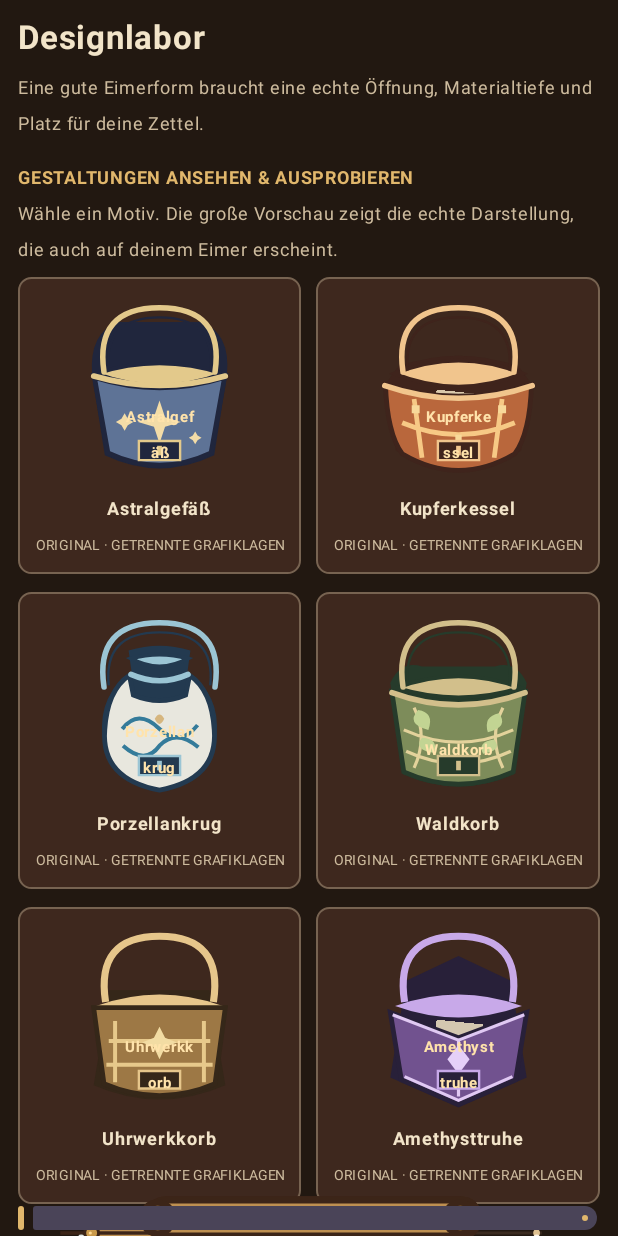
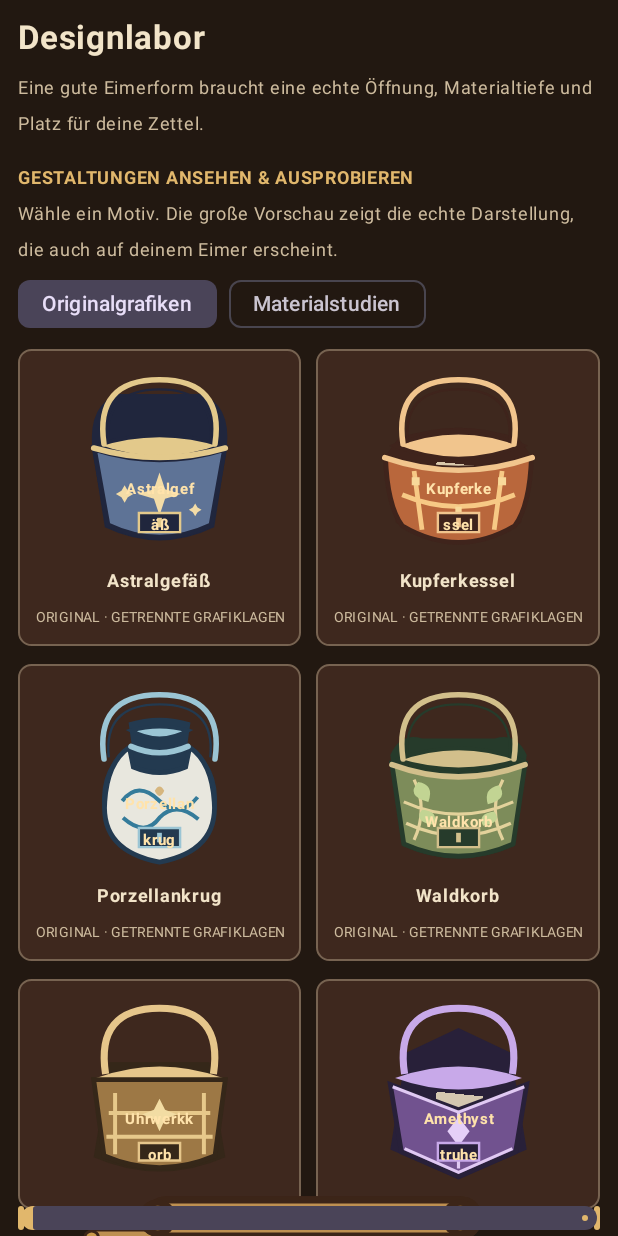
Before and after one commit to shayohekmat-wq/Zimt-Lab-2, an Android app built with Jetpack Compose: the composable DesignLab called with empty values, on a phone screen of 412 x 824 dp. Run offline under Robolectric (Android 15) with nearby library versions, the phone set to English and light mode, and no system bars.

Commit message:
Add filtered original-art gallery and interactive live paper-motion preview

```diff
--- a/app/src/main/java/de/zimt/eimerliste/ui/DesignLab.kt
+++ b/app/src/main/java/de/zimt/eimerliste/ui/DesignLab.kt
@@ -311,11 +311,37 @@ fun DesignLab(
             Triple(BucketArtworkCatalog.studyId(LayeredMaterialStudy.ZINC), "Zink", "TECHNISCHE MATERIALSTUDIE"),
             Triple(BucketArtworkCatalog.studyId(LayeredMaterialStudy.ENAMEL), "Emaille", "TECHNISCHE MATERIALSTUDIE")
         )
+        var galleryPaper by remember { mutableFloatStateOf(1f) }
+        var galleryPlaying by remember { mutableStateOf(false) }
+        var showStudies by remember { mutableStateOf(false) }
+        LaunchedEffect(galleryPlaying) {
+            if (galleryPlaying) {
+                for (frame in 0..30) {
+                    galleryPaper = frame / 30f
+                    kotlinx.coroutines.delay(20L)
+                }
+                for (frame in 30 downTo 0) {
+                    galleryPaper = frame / 30f
+                    kotlinx.coroutines.delay(20L)
+                }
+                galleryPaper = 1f
+                galleryPlaying = false
+            }
+        }
         Text("GESTALTUNGEN ANSEHEN & AUSPROBIEREN",
             color = Ink.Brass, fontSize = 12.sp, fontWeight = FontWeight.Bold)
         Text("Wähle ein Motiv. Die große Vorschau zeigt die echte Darstellung, die auch auf deinem Eimer erscheint.",
             color = Ink.Muted, fontSize = 12.sp)
-        galleryItems.chunked(2).forEach { group ->
+        Row(horizontalArrangement = Arrangement.spacedBy(8.dp)) {
+            FilterChip(selected = !showStudies, onClick = { showStudies = false },
+                label = { Text("Originalgrafiken") })
+            FilterChip(selected = showStudies, onClick = { showStudies = true },
+                label = { Text("Materialstudien") })
+        }
+        galleryItems.filter { item ->
+            if (showStudies) BucketArtworkCatalog.studyMaterial(item.first) != null
+            else BucketArtworkCatalog.studyMaterial(item.first) == null
+        }.chunked(2).forEach { group ->
             Row(Modifier.fillMaxWidth(), horizontalArrangement = Arrangement.spacedBy(10.dp)) {
                 group.forEach { item ->
                     val selected = gallerySelected == item.first
@@ -361,15 +387,22 @@ fun DesignLab(
             fontSize = 11.sp, fontWeight = FontWeight.Bold)
         val galleryName = buckets.firstOrNull { it.id == galleryTarget }?.name ?: "Mein Eimer"
         if (findIllustratedBucket(gallerySelected) != null) {
-            LayeredIllustratedBucket(findIllustratedBucket(gallerySelected)!!, galleryName, 1f,
+            LayeredIllustratedBucket(findIllustratedBucket(gallerySelected)!!, galleryName, galleryPaper,
                 Modifier.fillMaxWidth().height(225.dp))
         } else if (gallerySelected == WICKER_REFERENCE_ID) {
-            WickerReferenceBucket(galleryName, 1f, Modifier.fillMaxWidth().height(225.dp))
+            WickerReferenceBucket(galleryName, galleryPaper, Modifier.fillMaxWidth().height(225.dp))
         } else {
             BucketArtworkCatalog.studyMaterial(gallerySelected)?.let { study ->
-                LayeredBucketPrototype(galleryName, 1f, study,
+                LayeredBucketPrototype(galleryName, galleryPaper, study,
                     Modifier.fillMaxWidth().height(225.dp))
             }
+        }
+        Text("Papierbewegung prüfen", color = Ink.Muted, fontSize = 11.sp)
+        Slider(value = galleryPaper, onValueChange = { galleryPaper = it },
+            valueRange = 0f..1f)
+        OutlinedButton(onClick = { galleryPlaying = true }, enabled = !galleryPlaying,
+            modifier = Modifier.fillMaxWidth()) {
+            Text(if (galleryPlaying) "Animation läuft …" else "Einwurf und Auswurf abspielen")
         }
         Text("Auf welchen Eimer anwenden?", color = Ink.Paper, fontSize = 13.sp)
         buckets.forEach { bucket ->
```
